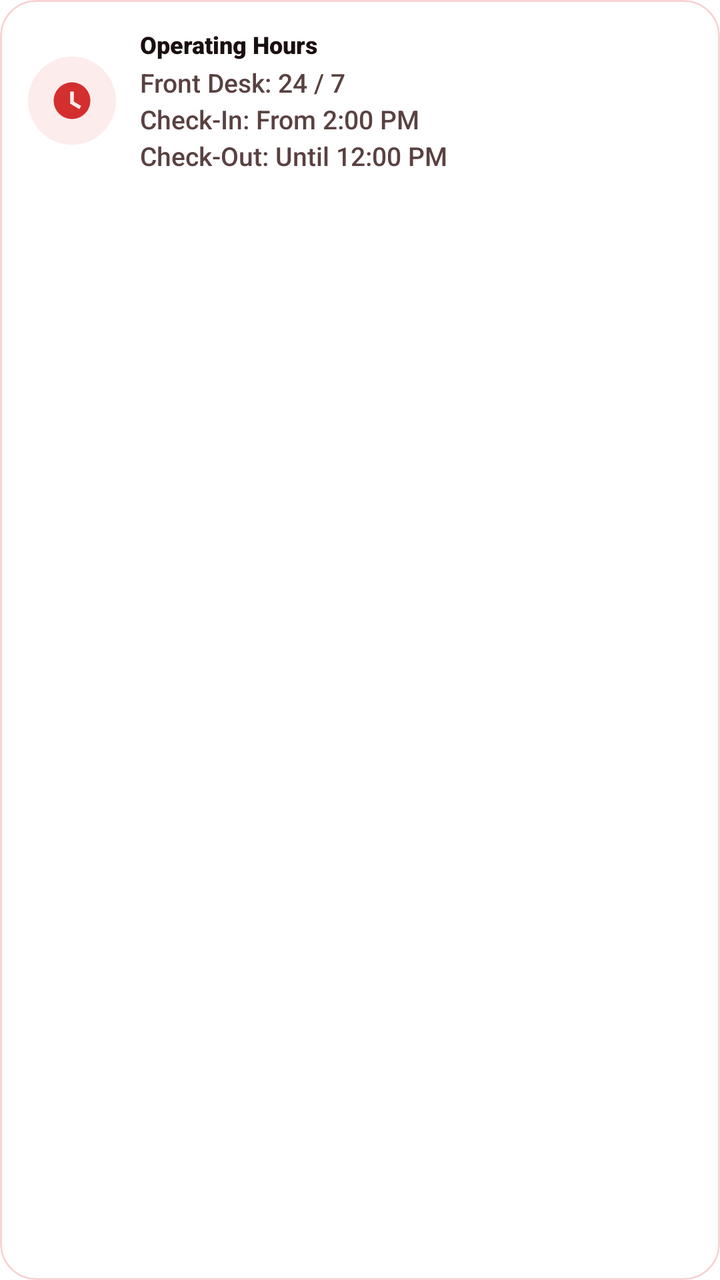
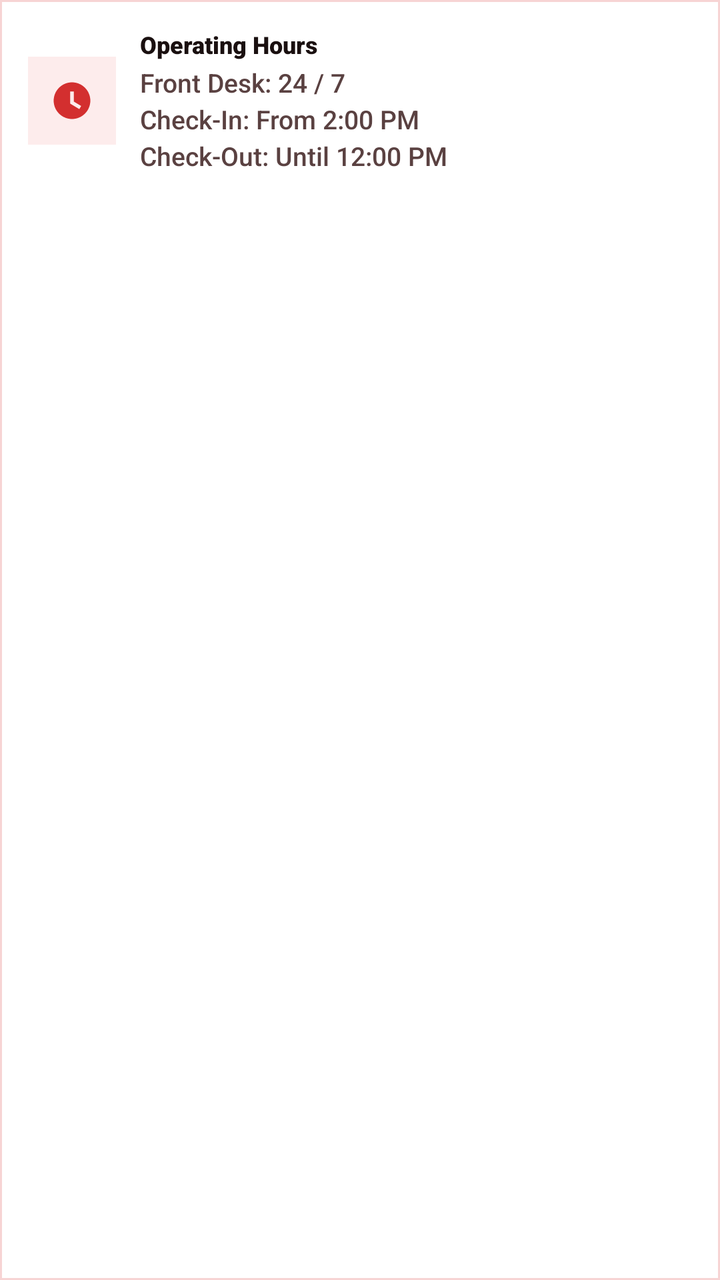

Compare the two renders of this Android layout. The source of the first and the diff that turns it into the second are given below.
<!-- AndroidManifest.xml: application theme Theme.VelocitySuites -->
<!-- res/layout/item_landing_contact_hours.xml -->
<?xml version="1.0" encoding="utf-8"?>
<com.google.android.material.card.MaterialCardView xmlns:android="http://schemas.android.com/apk/res/android"
    xmlns:app="http://schemas.android.com/apk/res-auto"
    android:layout_width="match_parent"
    android:layout_height="wrap_content"
    android:layout_marginTop="10dp"
    app:cardBackgroundColor="@color/velocity_surface_elevated"
    app:cardCornerRadius="18dp"
    app:cardElevation="0dp"
    app:strokeColor="@color/velocity_red_subtle"
    app:strokeWidth="1dp">

    <LinearLayout
        android:layout_width="match_parent"
        android:layout_height="wrap_content"
        android:gravity="center_vertical"
        android:orientation="horizontal"
        android:padding="14dp">

        <FrameLayout
            android:layout_width="44dp"
            android:layout_height="44dp"
            android:background="@drawable/bg_icon_circle_badge">

            <ImageView
                android:layout_width="22dp"
                android:layout_height="22dp"
                android:layout_gravity="center"
                android:contentDescription="@string/landing_hotel_hours_label"
                android:src="@drawable/ic_clock"
                app:tint="@color/velocity_red_primary" />
        </FrameLayout>

        <LinearLayout
            android:layout_width="0dp"
            android:layout_height="wrap_content"
            android:layout_marginStart="12dp"
            android:layout_weight="1"
            android:orientation="vertical">

            <TextView
                android:layout_width="match_parent"
                android:layout_height="wrap_content"
                android:fontFamily="sans-serif-black"
                android:text="@string/landing_hotel_hours_label"
                android:textColor="@color/velocity_text_primary"
                android:textSize="12sp" />

            <TextView
                android:layout_width="match_parent"
                android:layout_height="wrap_content"
                android:layout_marginTop="2dp"
                android:fontFamily="sans-serif-medium"
                android:lineSpacingExtra="3dp"
                android:text="@string/landing_hotel_hours"
                android:textColor="@color/velocity_text_secondary"
                android:textSize="13sp" />
        </LinearLayout>
    </LinearLayout>
</com.google.android.material.card.MaterialCardView>
<!-- resources referenced by this layout -->
<resources>
  <!-- drawable bg_icon_circle_badge (drawable) -->
  <?xml version="1.0" encoding="utf-8"?>
  <shape xmlns:android="http://schemas.android.com/apk/res/android"
      android:shape="oval">
      <solid android:color="@color/velocity_red_soft" />
  </shape>
  <style name="Theme.VelocitySuites" parent="Theme.MaterialComponents.DayNight.NoActionBar">
          
          <item name="colorPrimary">@color/velocity_red_primary</item>
          <item name="colorPrimaryVariant">@color/velocity_red_dark</item>
          <item name="colorOnPrimary">@color/white</item>
          
          <item name="colorSecondary">@color/velocity_red_rose</item>
          <item name="colorSecondaryVariant">@color/velocity_red_deep</item>
          <item name="colorOnSecondary">@color/white</item>
          
          <item name="android:statusBarColor">@color/velocity_red_primary</item>
          
          <item name="textAppearanceHeadline1">@style/TextAppearance.MaterialComponents.Headline1</item>
          <item name="textAppearanceHeadline2">@style/TextAppearance.MaterialComponents.Headline2</item>
          <item name="textAppearanceHeadline3">@style/TextAppearance.MaterialComponents.Headline3</item>
          <item name="textAppearanceHeadline4">@style/TextAppearance.MaterialComponents.Headline4</item>
          <item name="textAppearanceHeadline5">@style/TextAppearance.MaterialComponents.Headline5</item>
          <item name="textAppearanceHeadline6">@style/TextAppearance.MaterialComponents.Headline6</item>
          <item name="textAppearanceSubtitle1">@style/TextAppearance.MaterialComponents.Subtitle1</item>
          <item name="textAppearanceSubtitle2">@style/TextAppearance.MaterialComponents.Subtitle2</item>
          <item name="textAppearanceBody1">@style/TextAppearance.MaterialComponents.Body1</item>
          <item name="textAppearanceBody2">@style/TextAppearance.MaterialComponents.Body2</item>
          <item name="textAppearanceCaption">@style/TextAppearance.MaterialComponents.Caption</item>
          <item name="textAppearanceButton">@style/TextAppearance.MaterialComponents.Button</item>
          <item name="textAppearanceOverline">@style/TextAppearance.MaterialComponents.Overline</item>
      </style>
  <!-- unchanged entries left out for length: 13 -->
</resources>

<!-- the commit's change to res/layout/item_landing_contact_hours.xml (unified diff, before → after) -->
@@ -5,7 +5,7 @@
     android:layout_height="wrap_content"
     android:layout_marginTop="10dp"
     app:cardBackgroundColor="@color/velocity_surface_elevated"
-    app:cardCornerRadius="18dp"
+    app:cardCornerRadius="0dp"
     app:cardElevation="0dp"
     app:strokeColor="@color/velocity_red_subtle"
     app:strokeWidth="1dp">
<!-- resource entries referenced after the edit -->
@@ -3,7 +3,7 @@
   <!-- drawable bg_icon_circle_badge (drawable) -->
   <?xml version="1.0" encoding="utf-8"?>
   <shape xmlns:android="http://schemas.android.com/apk/res/android"
-      android:shape="oval">
+      android:shape="rectangle">
       <solid android:color="@color/velocity_red_soft" />
   </shape>
   <style name="Theme.VelocitySuites" parent="Theme.MaterialComponents.DayNight.NoActionBar">
@@ -31,6 +31,132 @@
           <item name="textAppearanceCaption">@style/TextAppearance.MaterialComponents.Caption</item>
           <item name="textAppearanceButton">@style/TextAppearance.MaterialComponents.Button</item>
           <item name="textAppearanceOverline">@style/TextAppearance.MaterialComponents.Overline</item>
+          
+          <item name="shapeAppearanceSmallComponent">@style/ShapeAppearance.Velocity.Square</item>
+          <item name="shapeAppearanceMediumComponent">@style/ShapeAppearance.Velocity.Square</item>
+          <item name="shapeAppearanceLargeComponent">@style/ShapeAppearance.Velocity.Square</item>
+          <item name="materialButtonStyle">@style/Widget.Velocity.Flat.Button</item>
+          <item name="materialButtonOutlinedStyle">@style/Widget.Velocity.Flat.Button.Outlined</item>
+          <item name="borderlessButtonStyle">@style/Widget.Velocity.Flat.Button.Text</item>
+          <item name="materialCardViewStyle">@style/Widget.Velocity.Card.Flat</item>
+          <item name="chipStyle">@style/Widget.Velocity.Flat.Chip</item>
+          <item name="textInputStyle">@style/Widget.Velocity.TextInputLayout.OutlinedBox.Square</item>
+          <item name="snackbarStyle">@style/Widget.Velocity.Flat.Snackbar</item>
+          <item name="materialAlertDialogTheme">@style/ThemeOverlay.Velocity.Flat.AlertDialog</item>
+          <item name="bottomSheetDialogTheme">@style/ThemeOverlay.Velocity.Flat.BottomSheetDialog</item>
+          <item name="android:windowElevation">0dp</item>
+      </style>
+  <style name="ShapeAppearance.Velocity.Square" parent="">
+          <item name="cornerFamily">rounded</item>
+          <item name="cornerSize">0dp</item>
+      </style>
+  <style name="Widget.Velocity.Flat.Button" parent="Widget.MaterialComponents.Button">
+          <item name="cornerRadius">0dp</item>
+          <item name="android:stateListAnimator">@null</item>
+          <item name="android:elevation">0dp</item>
+          <item name="android:minHeight">48dp</item>
+          <item name="android:insetTop">0dp</item>
+          <item name="android:insetBottom">0dp</item>
+          <item name="android:textAllCaps">false</item>
+          <item name="shapeAppearance">@style/ShapeAppearance.Velocity.Square</item>
+      </style>
+  <style name="Widget.Velocity.Flat.Button.Outlined" parent="Widget.MaterialComponents.Button.OutlinedButton">
+          <item name="cornerRadius">0dp</item>
+          <item name="android:stateListAnimator">@null</item>
+          <item name="android:elevation">0dp</item>
+          <item name="android:minHeight">48dp</item>
+          <item name="android:insetTop">0dp</item>
+          <item name="android:insetBottom">0dp</item>
+          <item name="android:textAllCaps">false</item>
+          <item name="strokeWidth">1dp</item>
+          <item name="strokeColor">@color/velocity_red_primary</item>
+          <item name="android:textColor">@color/velocity_red_primary</item>
+          <item name="shapeAppearance">@style/ShapeAppearance.Velocity.Square</item>
+      </style>
+  <style name="Widget.Velocity.Flat.Button.Text" parent="Widget.MaterialComponents.Button.TextButton">
+          <item name="cornerRadius">0dp</item>
+          <item name="android:stateListAnimator">@null</item>
+          <item name="android:elevation">0dp</item>
+          <item name="android:minHeight">48dp</item>
+          <item name="android:insetTop">0dp</item>
+          <item name="android:insetBottom">0dp</item>
+          <item name="android:textAllCaps">false</item>
+          <item name="shapeAppearance">@style/ShapeAppearance.Velocity.Square</item>
+      </style>
+  <style name="Widget.Velocity.Card.Flat" parent="Widget.MaterialComponents.CardView">
+          <item name="cardElevation">0dp</item>
+          <item name="cardCornerRadius">0dp</item>
+          <item name="cardBackgroundColor">@color/velocity_surface_elevated</item>
+          <item name="strokeColor">@color/velocity_divider_hairline</item>
+          <item name="strokeWidth">1dp</item>
+          <item name="shapeAppearance">@style/ShapeAppearance.Velocity.Square</item>
+      </style>
+  <style name="Widget.Velocity.Flat.Chip" parent="Widget.MaterialComponents.Chip.Choice">
+          <item name="shapeAppearance">@style/ShapeAppearance.Velocity.Square</item>
+          <item name="shapeAppearanceOverlay">@style/ShapeAppearance.Velocity.Square</item>
+          <item name="chipCornerRadius">0dp</item>
+          <item name="android:minHeight">48dp</item>
+          <item name="chipMinHeight">48dp</item>
+          <item name="chipStrokeWidth">1dp</item>
+          <item name="android:elevation">0dp</item>
+      </style>
+  <style name="Widget.Velocity.TextInputLayout.OutlinedBox.Square" parent="Widget.MaterialComponents.TextInputLayout.OutlinedBox">
+          <item name="boxCornerRadiusBottomEnd">0dp</item>
+          <item name="boxCornerRadiusBottomStart">0dp</item>
+          <item name="boxCornerRadiusTopEnd">0dp</item>
+          <item name="boxCornerRadiusTopStart">0dp</item>
+          <item name="boxStrokeColor">@color/velocity_red_primary</item>
+          <item name="boxStrokeWidth">1dp</item>
+          <item name="boxStrokeWidthFocused">2dp</item>
+          <item name="startIconTint">@color/velocity_red_primary</item>
+          <item name="endIconTint">@color/velocity_red_primary</item>
+          <item name="hintEnabled">false</item>
+      </style>
+  <style name="Widget.Velocity.Flat.Snackbar" parent="Widget.MaterialComponents.Snackbar">
+          <item name="android:background">@drawable/bg_snackbar_flat</item>
+          <item name="android:elevation">0dp</item>
+      </style>
+  <style name="ThemeOverlay.Velocity.Flat.AlertDialog" parent="ThemeOverlay.MaterialComponents.MaterialAlertDialog">
+          <item name="android:windowElevation">0dp</item>
+          <item name="shapeAppearanceOverlay">@style/ShapeAppearance.Velocity.Square</item>
+          <item name="shapeAppearanceSmallComponent">@style/ShapeAppearance.Velocity.Square</item>
+          <item name="shapeAppearanceMediumComponent">@style/ShapeAppearance.Velocity.Square</item>
+          <item name="shapeAppearanceLargeComponent">@style/ShapeAppearance.Velocity.Square</item>
+          <item name="materialButtonStyle">@style/Widget.Velocity.Flat.Button.Text</item>
+          <item name="materialButtonOutlinedStyle">@style/Widget.Velocity.Flat.Button.Outlined</item>
+          <item name="borderlessButtonStyle">@style/Widget.Velocity.Flat.Button.Text</item>
+          <item name="materialCardViewStyle">@style/Widget.Velocity.Card.Flat</item>
+          <item name="chipStyle">@style/Widget.Velocity.Flat.Chip</item>
+          <item name="textInputStyle">@style/Widget.Velocity.TextInputLayout.OutlinedBox.Square</item>
+          <item name="buttonBarPositiveButtonStyle">@style/Widget.Velocity.Flat.Button.Text</item>
+          <item name="buttonBarNegativeButtonStyle">@style/Widget.Velocity.Flat.Button.Text</item>
+          <item name="buttonBarNeutralButtonStyle">@style/Widget.Velocity.Flat.Button.Text</item>
+      </style>
+  <style name="ThemeOverlay.Velocity.Flat.BottomSheetDialog" parent="ThemeOverlay.MaterialComponents.BottomSheetDialog">
+          <item name="bottomSheetStyle">@style/Widget.Velocity.Flat.BottomSheet</item>
+          <item name="android:windowElevation">0dp</item>
+          <item name="shapeAppearanceSmallComponent">@style/ShapeAppearance.Velocity.Square</item>
+          <item name="shapeAppearanceMediumComponent">@style/ShapeAppearance.Velocity.Square</item>
+          <item name="shapeAppearanceLargeComponent">@style/ShapeAppearance.Velocity.Square</item>
+          <item name="materialButtonStyle">@style/Widget.Velocity.Flat.Button</item>
+          <item name="materialButtonOutlinedStyle">@style/Widget.Velocity.Flat.Button.Outlined</item>
+          <item name="borderlessButtonStyle">@style/Widget.Velocity.Flat.Button.Text</item>
+          <item name="materialCardViewStyle">@style/Widget.Velocity.Card.Flat</item>
+          <item name="chipStyle">@style/Widget.Velocity.Flat.Chip</item>
+          <item name="textInputStyle">@style/Widget.Velocity.TextInputLayout.OutlinedBox.Square</item>
+      </style>
+  <color name="velocity_divider_hairline">#1A000000</color>
+  <!-- drawable bg_snackbar_flat (drawable) -->
+  <?xml version="1.0" encoding="utf-8"?>
+  <shape xmlns:android="http://schemas.android.com/apk/res/android" android:shape="rectangle">
+      <solid android:color="#323232" />
+      <stroke android:width="1dp" android:color="#33FFFFFF" />
+      <corners android:radius="0dp" />
+  </shape>
+  <style name="Widget.Velocity.Flat.BottomSheet" parent="Widget.MaterialComponents.BottomSheet.Modal">
+          <item name="shapeAppearanceOverlay">@style/ShapeAppearance.Velocity.Square</item>
+          <item name="android:elevation">0dp</item>
+          <item name="backgroundTint">@color/velocity_surface_elevated</item>
       </style>
   <!-- unchanged entries left out for length: 13 -->
 </resources>
